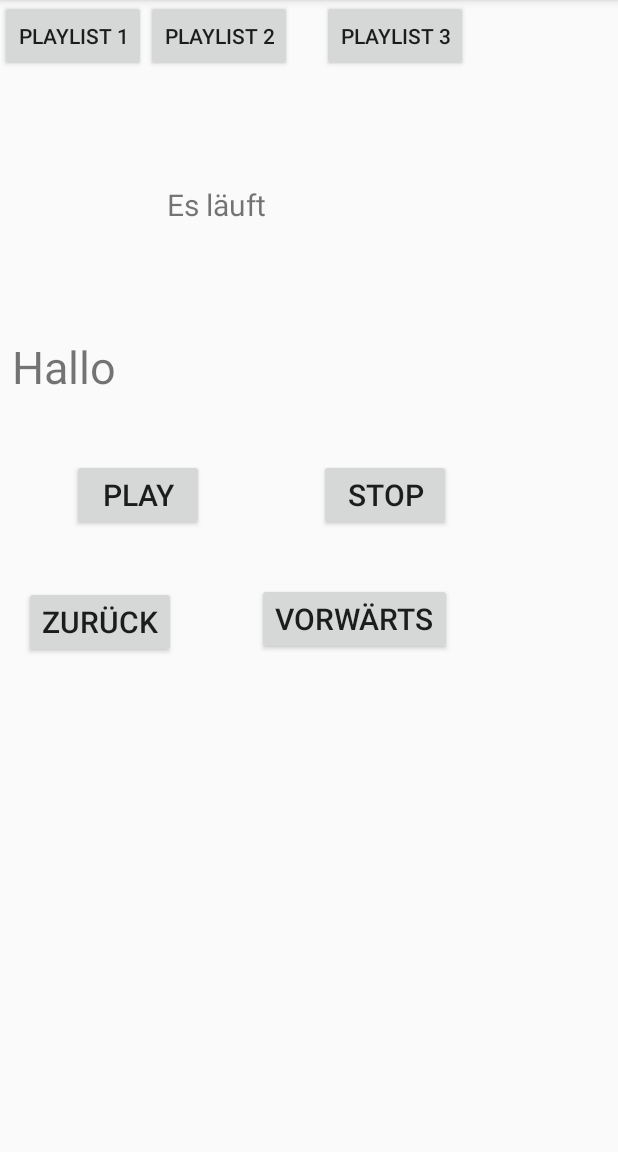
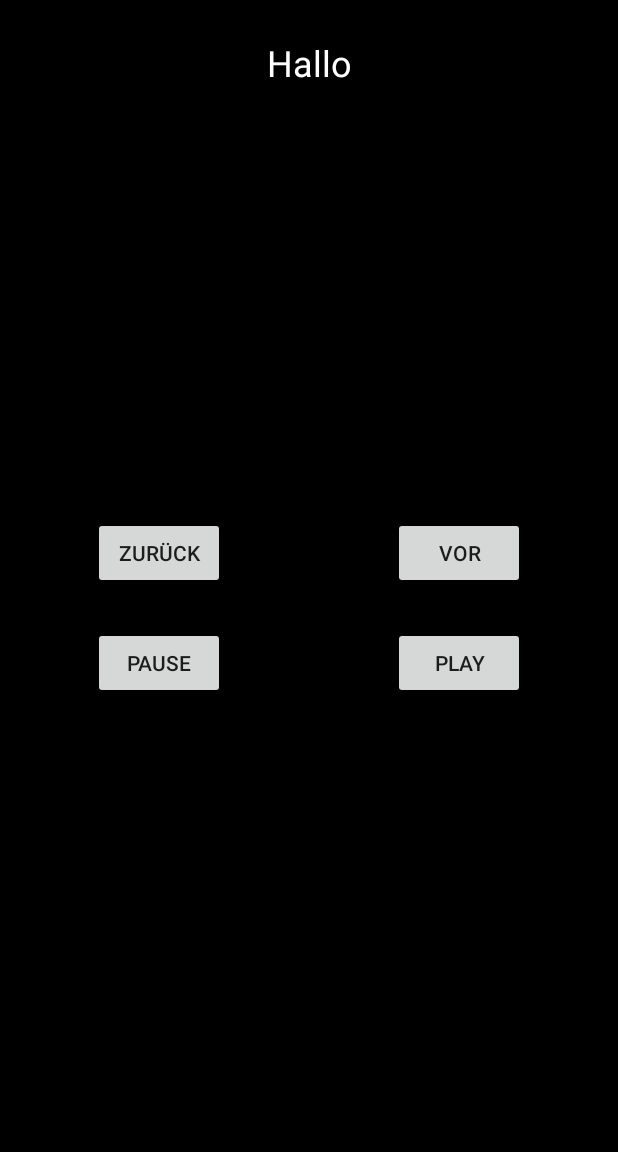
Before and after one commit to MHenrich1990/MusikBox, an Android app: the screen it shows after launch (MainActivity), on a phone screen of 412 x 824 dp, the part 84-1236 px from its top. Run offline under Robolectric (Android 15) with nearby library versions, the phone set to English and light mode, and no system bars; our stand-ins replace Picasso; libraries missing offline, so code that uses them is left out: com.spotify.android, com.spotify.protocol, com.spotify.sdk; pictures from the network do not load; 8 statements that could not run were skipped.

Commit message:
Version 2

```diff
--- a/app/build.gradle
+++ b/app/build.gradle
@@ -15,6 +15,10 @@ android {
             minifyEnabled false
             proguardFiles getDefaultProguardFile('proguard-android.txt'), 'proguard-rules.pro'
         }
+    }
+    compileOptions {
+        sourceCompatibility = '1.8'
+        targetCompatibility = '1.8'
     }
 }
 
@@ -35,5 +39,6 @@ dependencies {
     implementation project(':spotify-app-remote')
     implementation "com.google.code.gson:gson:2.8.2"
     implementation 'com.spotify.sdk:spotify-auth-release:1.1.0@aar'
+    implementation 'com.squareup.picasso:picasso:2.71828'
 
 }
--- a/app/src/main/java/com/example/manuel/musikbox/MainActivity.java
+++ b/app/src/main/java/com/example/manuel/musikbox/MainActivity.java
@@ -1,46 +1,73 @@
 package com.example.manuel.musikbox;
 
-import android.content.DialogInterface;
 import android.support.v7.app.AlertDialog;
 import android.support.v7.app.AppCompatActivity;
 import android.os.Bundle;
-import android.text.InputType;
 import android.util.Log;
 import android.view.View;
 import android.widget.Button;
-import android.widget.EditText;
+import android.widget.ImageView;
 import android.widget.TextView;
 import android.widget.Toast;
 
+import com.google.gson.Gson;
+import com.google.gson.GsonBuilder;
+
+
 import com.spotify.android.appremote.api.ConnectionParams;
 import com.spotify.android.appremote.api.Connector;
+import com.spotify.android.appremote.api.ContentApi;
 import com.spotify.android.appremote.api.SpotifyAppRemote;
-
+import com.spotify.protocol.client.ErrorCallback;
 import com.spotify.protocol.client.Subscription;
+import com.spotify.protocol.types.ListItem;
 import com.spotify.protocol.types.PlayerState;
 import com.spotify.protocol.types.Track;
 import com.spotify.sdk.android.authentication.AuthenticationClient;
 import com.spotify.sdk.android.authentication.AuthenticationRequest;
 import com.spotify.sdk.android.authentication.AuthenticationResponse;
+import com.squareup.picasso.Picasso;
+
+import java.util.ArrayList;
+import java.util.HashMap;
+import java.util.List;
+import java.util.Map;
+import java.util.concurrent.TimeUnit;
 
 
 public class MainActivity extends AppCompatActivity {
     private static final String CLIENT_ID = "cb762895e17a4886bdbc47438cf500d7";
     private static final String REDIRECT_URI = "http://manuel.example.com/callback";
     private SpotifyAppRemote mSpotifyAppRemote;
+    private static final String TAG = MainActivity.class.getSimpleName();
+    private final ErrorCallback mErrorCallback = throwable -> logError(throwable, "Boom!");
     // Request code will be used to verify if result comes from the login activity. Can be set to any integer.
     private static final int REQUEST_CODE = 1337;
-    final String[] setPlaylist = {""};
+    ArrayList<String> playlistURIS = new ArrayList<>();
+    //final ArrayList<ImageUri> playlistImages = new ArrayList<com.spotify.protocol.types.ImageUri>();
+    public static final String playlist = "spotify:user:m.henrich_v:playlist:4NHfHAWyT9UzsKyd933Gb0" ;
+
+
+
 
     AuthenticationRequest.Builder builder =
             new AuthenticationRequest.Builder(CLIENT_ID, AuthenticationResponse.Type.TOKEN, REDIRECT_URI);
 
-    public void TextFeld(String Title) {
-        int input1 = R.id.textView;
-        TextView Track = (TextView)findViewById(input1);
+
+    public void setTextFeld(String Title) {
+        int input1 = R.id.SongTitle;
+        TextView Track = findViewById(input1);
         Track.setText(Title);
     }
-
+    public void setPlaylistPicture (String imgURI) {
+        int input = R.id.playlistImage;
+        ImageView playlistPic = findViewById(input);
+        //playlistPic.setImageResource(imgURI);
+        Picasso.get()
+                .load(imgURI)
+                .resize(250,250)
+                .into(playlistPic);
+    }
 
     @Override
     protected void onCreate(Bundle savedInstanceState) {
@@ -50,88 +77,15 @@ public class MainActivity extends AppCompatActivity {
         AuthenticationClient.openLoginActivity(this, REQUEST_CODE, request);
         setContentView(R.layout.activity_main);
 
-        Button playlist1 = (Button)findViewById(R.id.Playlist1);
-        Button playlist2 = (Button)findViewById(R.id.Playlist2);
-        Button playlist3 = (Button)findViewById(R.id.Playlist3);
+            }
 
-        final AlertDialog.Builder builder = new AlertDialog.Builder(this);
-        builder.setTitle("Set Playlist URI");
-        // Set up the input
-        final EditText input = new EditText(this);
-        // Specify the type of input expected; this, for example, sets the input as a password, and will mask the text
-        input.setInputType(InputType.TYPE_CLASS_TEXT | InputType.TYPE_TEXT_VARIATION_URI);
-        builder.setView(input);
-        // Set up the buttons
-        builder.setPositiveButton("OK", new DialogInterface.OnClickListener() {
-            @Override
-            public void onClick(DialogInterface dialog, int which) {
-                setPlaylist[0] = input.getText().toString();
-            }
-        });
-        builder.setNegativeButton("Cancel", new DialogInterface.OnClickListener() {
-            @Override
-            public void onClick(DialogInterface dialog, int which) {
-                dialog.cancel();
-            }
-        });
-
-
-
-        playlist1.setOnLongClickListener(
-                new Button.OnLongClickListener() {
-                    public boolean onLongClick (View V){
-                        Toast.makeText(MainActivity.this, "Button Held", Toast.LENGTH_LONG).show();
-                        builder.show();
-                        return true;
-                    }
-                }
-        );
-        playlist1.setOnClickListener(
-                new Button.OnClickListener(){
-                    public void onClick(View view){
-                        Play(1);
-                    }
-                }
-        );
-        playlist2.setOnLongClickListener(
-                new Button.OnLongClickListener() {
-                    public boolean onLongClick (View V){
-                        builder.show();
-                        //Toast.makeText(MainActivity.this, "Button Held", Toast.LENGTH_LONG).show();
-                        return true;
-                    }
-                }
-        );
-        playlist2.setOnClickListener(
-                new Button.OnClickListener(){
-                    public void onClick(View view){
-                        Play(2);
-                    }
-                }
-        );
-        playlist3.setOnLongClickListener(
-                new Button.OnLongClickListener() {
-                    public boolean onLongClick (View V){
-                        builder.show();
-                        //Toast.makeText(MainActivity.this, "Button Held", Toast.LENGTH_LONG).show();
-                        return true;
-                    }
-                }
-        );
-        playlist3.setOnClickListener(
-                new Button.OnClickListener(){
-                    public void onClick(View view){
-                        Play(3);
-                    }
-                }
-        );
-    }
     @Override
     protected void onStart() {
         super.onStart();
         String StartNachricht = "Hallo";
-        TextFeld(StartNachricht);
-        SpotifyAppRemote.disconnect(mSpotifyAppRemote);
+        setTextFeld(StartNachricht);
+        List<List<String>> Bib = filterPlaylist("Salome");
+        //SpotifyAppRemote.disconnect(mSpotifyAppRemote);
         ConnectionParams connectionParams =
                 new ConnectionParams.Builder(CLIENT_ID)
                         .setRedirectUri(REDIRECT_URI)
@@ -154,6 +108,41 @@ public class MainActivity extends AppCompatActivity {
                         // Something went wrong when attempting to connect! Handle errors here
                     }
                 });
+        public void selectPlaylist(int index){
+            filterPlaylist("Salome");
+            //List<List<String>> Bib = filterPlaylist("Salome");
+            List playlist = Bib.get(0);
+            List image = Bib.get(1);
+            //Play a playlist
+            //List playlist = Bib.get(0);
+            //List image = Bib.get(1);
+            if (index == 1) {
+                //mSpotifyAppRemote.getPlayerApi().play(playlist.get(0).toString());
+                //setPlaylistPicture(image.get(0).toString());
+                setPlaylistPicture("http://i.imgur.com/DvpvklR.png");
+                logMessage("Spiele Playlist1");
+            }
+            // Subscribe to PlayerState
+            mSpotifyAppRemote.getPlayerApi()
+                    .subscribeToPlayerState()
+                    .setEventCallback(new Subscription.EventCallback<PlayerState>() {
+
+                        public void onEvent(PlayerState playerState) {
+                            final Track track = playerState.track;
+                            if (track != null) {
+                                String trackName= track.name;
+                                String artistName = track.artist.name;
+                                setTextFeld(trackName);
+
+                            }
+                        }
+                    });
+        }
+        public void Play(View view){
+            Button Play = findViewById(R.id.playButton);
+            //Toast.makeText(MainActivity.this, "StopButton Clicked", Toast.LENGTH_LONG).show();
+            selectPlaylist(1);
+        }
     }
 
     @Override
@@ -164,37 +153,102 @@ public class MainActivity extends AppCompatActivity {
     }
     protected void onDestroy(){
         super.onDestroy();
-        SpotifyAppRemote.disconnect(mSpotifyAppRemote);
+        //SpotifyAppRemote.disconnect(mSpotifyAppRemote);
     }
-    private void Play(int Playlist) {
+    Gson gson = new GsonBuilder().setPrettyPrinting().create();
+    public void showCurrentPlayerContext(View view) {
+        if (view.getTag() != null) {
+            showDialog("PlayerContext", gson.toJson(view.getTag()));
+        }
+    }
 
-        // Play a playlist
-        if (Playlist == 1){
-        mSpotifyAppRemote.getPlayerApi().play(setPlaylist[0]);
+    public void showCurrentPlayerState(View view) {
+        if (view.getTag() != null) {
+            showDialog("PlayerState", gson.toJson(view.getTag()));
         }
-        if (Playlist == 2) {
-            mSpotifyAppRemote.getPlayerApi().play(setPlaylist[0]);
+    }
+    private void logError(Throwable throwable, String msg) {
+        Toast.makeText(this, "Error: " + msg, Toast.LENGTH_SHORT).show();
+        Log.e(TAG, msg, throwable);
+    }
+
+    private void logMessage(String msg) {
+        logMessage(msg, Toast.LENGTH_SHORT);
+    }
+
+    private void logMessage(String msg, int duration) {
+        Toast.makeText(this, msg, duration).show();
+        Log.d(TAG, msg);
+    }
+    private void showDialog(String title, String message) {
+        new AlertDialog.Builder(this)
+                .setTitle(title)
+                .setMessage(message)
+                .create()
+                .show();
+    }
+
+//Funktion Filtert Account nach Playlists mit dem Filterwort und Schreibt die URIS in Liste Playlists
+        public List<List<String>> filterPlaylist (String filter) {
+            String Filter = filter;
+            ArrayList playlistURI = null;
+            ArrayList playlistImage = null;
+            List<List<String>> result = null;
+            mSpotifyAppRemote.getContentApi().getRecommendedContentItems(ContentApi.ContentType.DEFAULT)
+                .setResultCallback(listItems -> mSpotifyAppRemote.getContentApi()
+                        .getChildrenOfItem(listItems.items[1],100, 0)
+                        .setResultCallback(childListItems -> mSpotifyAppRemote.getContentApi()
+                                .getChildrenOfItem(childListItems.items[0],100, 0)
+                                .setResultCallback(grandChildListItems -> {
+                                    //showDialog("Dialog",  gson.toJson(grandChildListItems));
+
+                        for (int i = 0; i< grandChildListItems.items.length; ++i){
+                            ListItem item = grandChildListItems.items[i];
+                            if (item.title.contains(Filter)){
+                                logMessage(String.format("Trying to play %s", item.title));
+                                // mSpotifyAppRemote.getPlayerApi().play(item.uri);
+                                playlistURI.add(item.uri);
+                                playlistImage.add(item.imageUri);
+                                List<String> playlistURIS = new ArrayList<>();
+                                List<String> playlistImages = new ArrayList<>();
+
+                                result.add(playlistURIS);
+                                result.add(playlistImages);
+
+
+
+                            }
+                            else {
+                                //logMessage(String.format("No Playlist with Salome. Actual Playlist is called: %s", item.title));
+                                item = null;
+                            }
+                        }
+                    })));
+            return result;
         }
-        if (Playlist == 3) {
-            mSpotifyAppRemote.getPlayerApi().play(setPlaylist[0]);
-        }
+//Die Funktion hier funktioniert verstehe sie aber noch nicht
+    //public void onGetFitnessRecommendedContentItems(View view) {
+     //   mSpotifyAppRemote.getContentApi()
+       //         .getRecommendedContentItems(ContentApi.ContentType.DEFAULT)
+       //         .setResultCallback(listItems -> mSpotifyAppRemote.getContentApi()
+       //                 .getChildrenOfItem(listItems.items[0], 100, 0)
+       //                 .setResultCallback(childListItems -> {
+       //                     showDialog("RecommendedContentItems", gson.toJson(childListItems));
+       //                     ListItem item = null;
+       //                     for (int i = 0; i < childListItems.items.length; ++i) {
+       //                         item = childListItems.items[i];
+       //                         if (item.title.contains("Salome") ) {
+       //                             logMessage(String.format("Trying to play %s", item.title));
+       //                             mSpotifyAppRemote.getPlayerApi().play(item.uri);
+       //                             break;
+       //                         } else {
+       //                             item = null;
+       //                         }
+       //                     }
+       //                 })
+       //                 .setErrorCallback(mErrorCallback)).setErrorCallback(mErrorCallback);
+   // }
 
-        // Subscribe to PlayerState
-        mSpotifyAppRemote.getPlayerApi()
-                .subscribeToPlayerState()
-                .setEventCallback(new Subscription.EventCallback<PlayerState>() {
-
-                    public void onEvent(PlayerState playerState) {
-                        final Track track = playerState.track;
-                        if (track != null) {
-                            String trackName= track.name;
-                            String artistName = track.artist.name;
-                            TextFeld(trackName);
-
-                        }
-                    }
-                });
-    }
     private void Unpause() {
         mSpotifyAppRemote.getPlayerApi().resume();
     }
@@ -209,24 +263,24 @@ public class MainActivity extends AppCompatActivity {
     }
 
 
-    public void UnPause(View view){
-        Button Play = findViewById(R.id.Play);
+    public void Play(View view) throws InterruptedException {
+        Button Play = findViewById(R.id.playButton);
         //Toast.makeText(MainActivity.this, "StopButton Clicked", Toast.LENGTH_LONG).show();
-        Unpause();
+        selectPlaylist(1);
     }
     public void Stop(View view){
-        Button Stop = findViewById(R.id.Stop);
+        Button Stop = findViewById(R.id.pauseButton);
         //Toast.makeText(MainActivity.this, "StopButton Clicked", Toast.LENGTH_LONG).show();
         Stop();
     }
     public void Previous(View view){
 
-        Button Previous = findViewById(R.id.Previous);
+        Button Previous = findViewById(R.id.zuruckButton);
         //Toast.makeText(MainActivity.this, "StopButton Clicked", Toast.LENGTH_LONG).show();
         Previous();
     }
     public void Next(View view){
-        Button Next = findViewById(R.id.Next);
+        Button Next = findViewById(R.id.vorButton);
         //Toast.makeText(MainActivity.this, "StopButton Clicked", Toast.LENGTH_LONG).show();
         Next();
 
--- a/app/src/main/res/layout/activity_main.xml
+++ b/app/src/main/res/layout/activity_main.xml
@@ -1,118 +1,95 @@
 <?xml version="1.0" encoding="utf-8"?>
-<RelativeLayout xmlns:android="http://schemas.android.com/apk/res/android"
+<android.support.constraint.ConstraintLayout xmlns:android="http://schemas.android.com/apk/res/android"
     xmlns:app="http://schemas.android.com/apk/res-auto"
     xmlns:tools="http://schemas.android.com/tools"
     android:layout_width="match_parent"
     android:layout_height="match_parent"
+    android:background="@android:color/background_dark"
     tools:context=".MainActivity">
 
     <TextView
-        android:id="@+id/textView"
+        android:id="@+id/SongTitle"
         android:layout_width="match_parent"
         android:layout_height="wrap_content"
-        android:layout_marginStart="8dp"
-        android:layout_marginLeft="8dp"
-        android:layout_marginTop="224dp"
-        android:layout_marginEnd="8dp"
-        android:layout_marginRight="8dp"
-        android:layout_marginBottom="8dp"
-        android:textSize="30sp" />
+        android:layout_marginTop="25dp"
+        android:layout_marginBottom="25dp"
+        android:gravity="center_vertical|center_horizontal"
+        android:text="TextView"
+        android:textColor="@android:color/background_light"
+        android:textSize="24sp"
+        app:layout_constraintBottom_toTopOf="@+id/playlistImage"
+        app:layout_constraintEnd_toEndOf="parent"
+        app:layout_constraintStart_toStartOf="parent"
+        app:layout_constraintTop_toTopOf="parent" />
+
+    <ImageView
+        android:id="@+id/playlistImage"
+        android:layout_width="210dp"
+        android:layout_height="211dp"
+        android:layout_marginTop="25dp"
+        app:layout_constraintEnd_toEndOf="parent"
+        app:layout_constraintStart_toStartOf="parent"
+        app:layout_constraintTop_toBottomOf="@+id/SongTitle"
+        tools:srcCompat="@tools:sample/avatars" />
 
     <Button
-        android:id="@+id/Play"
+        android:id="@+id/vorButton"
         android:layout_width="wrap_content"
         android:layout_height="wrap_content"
-        android:layout_alignStart="@+id/Previous"
-        android:layout_alignLeft="@+id/Previous"
-        android:layout_alignBottom="@+id/textView"
-        android:layout_marginStart="32dp"
-        android:layout_marginLeft="32dp"
-        android:layout_marginTop="8dp"
-        android:layout_marginBottom="-89dp"
-        android:onClick="UnPause"
-        android:text="@string/PlayButton"
-        android:textSize="20sp" />
-
-    <TextView
-        android:id="@+id/textView2"
-        android:layout_width="189dp"
-        android:layout_height="wrap_content"
-        android:layout_alignTop="@+id/textView"
-        android:layout_centerHorizontal="true"
-        android:layout_marginTop="-101dp"
-        android:text="Es läuft"
-        android:textSize="20sp" />
+        android:layout_marginStart="50dp"
+        android:layout_marginLeft="50dp"
+        android:layout_marginTop="50dp"
+        android:layout_marginEnd="50dp"
+        android:layout_marginRight="50dp"
+        android:onClick="Next"
+        android:text="Vor"
+        app:layout_constraintEnd_toEndOf="parent"
+        app:layout_constraintStart_toEndOf="@+id/zuruckButton"
+        app:layout_constraintTop_toBottomOf="@+id/playlistImage" />
 
     <Button
-        android:id="@+id/Previous"
+        android:id="@+id/zuruckButton"
         android:layout_width="wrap_content"
         android:layout_height="wrap_content"
-        android:layout_alignStart="@+id/textView"
-        android:layout_alignLeft="@+id/textView"
-        android:layout_alignBottom="@+id/textView"
-        android:layout_marginStart="8dp"
-        android:layout_marginLeft="8dp"
-        android:layout_marginTop="8dp"
-        android:layout_marginEnd="8dp"
-        android:layout_marginRight="8dp"
-        android:layout_marginBottom="-174dp"
+        android:layout_marginStart="50dp"
+        android:layout_marginLeft="50dp"
+        android:layout_marginTop="50dp"
+        android:layout_marginEnd="50dp"
+        android:layout_marginRight="50dp"
         android:onClick="Previous"
         android:text="Zurück"
-        android:textSize="20sp" />
+        app:layout_constraintEnd_toStartOf="@+id/vorButton"
+        app:layout_constraintStart_toStartOf="parent"
+        app:layout_constraintTop_toBottomOf="@+id/playlistImage" />
 
     <Button
-        android:id="@+id/Next"
+        android:id="@+id/pauseButton"
         android:layout_width="wrap_content"
         android:layout_height="wrap_content"
-        android:layout_alignBottom="@+id/textView"
-        android:layout_alignParentStart="true"
-        android:layout_alignParentLeft="true"
-        android:layout_marginStart="171dp"
-        android:layout_marginLeft="171dp"
-        android:layout_marginTop="8dp"
-        android:layout_marginEnd="8dp"
-        android:layout_marginRight="8dp"
-        android:layout_marginBottom="-172dp"
-        android:onClick="Next"
-        android:text="vorwärts"
-        android:textSize="20sp" />
+        android:layout_marginStart="50dp"
+        android:layout_marginLeft="50dp"
+        android:layout_marginTop="25dp"
+        android:layout_marginEnd="50dp"
+        android:layout_marginRight="50dp"
+        android:onClick="Stop"
+        android:text="Pause"
+        app:layout_constraintEnd_toStartOf="@+id/playButton"
+        app:layout_constraintStart_toStartOf="parent"
+        app:layout_constraintTop_toBottomOf="@+id/zuruckButton" />
 
     <Button
-        android:id="@+id/Playlist1"
+        android:id="@+id/playButton"
         android:layout_width="wrap_content"
         android:layout_height="wrap_content"
-        android:layout_alignParentStart="true"
-        android:layout_alignParentTop="true"
-        android:text="Playlist 1" />
+        android:layout_marginStart="50dp"
+        android:layout_marginLeft="50dp"
+        android:layout_marginTop="25dp"
+        android:layout_marginEnd="50dp"
+        android:layout_marginRight="50dp"
+        android:onClick="Play"
+        android:text="Play"
+        app:layout_constraintEnd_toEndOf="parent"
+        app:layout_constraintStart_toEndOf="@+id/pauseButton"
+        app:layout_constraintTop_toBottomOf="@+id/vorButton" />
 
-    <Button
-        android:id="@+id/Playlist2"
-        android:layout_width="wrap_content"
-        android:layout_height="wrap_content"
-        android:layout_alignParentTop="true"
-        android:layout_toEndOf="@+id/Playlist1"
-        android:onClick="Playlist2"
-        android:text="Playlist 2" />
-
-    <Button
-        android:id="@+id/Playlist3"
-        android:layout_width="wrap_content"
-        android:layout_height="wrap_content"
-        android:layout_alignEnd="@+id/textView2"
-        android:layout_alignParentTop="true"
-        android:layout_marginTop="0dp"
-        android:layout_marginEnd="-11dp"
-        android:onClick="Playlist3"
-        android:text="Playlist 3" />
-
-    <Button
-        android:id="@+id/Stop"
-        android:layout_width="wrap_content"
-        android:layout_height="wrap_content"
-        android:layout_alignTop="@+id/Play"
-        android:layout_alignEnd="@+id/textView2"
-        android:onClick="Stop"
-        android:text="Stop"
-        android:textSize="20sp" />
-
-</RelativeLayout>
+</android.support.constraint.ConstraintLayout>
```
Also changed, not shown: 8 other files.
